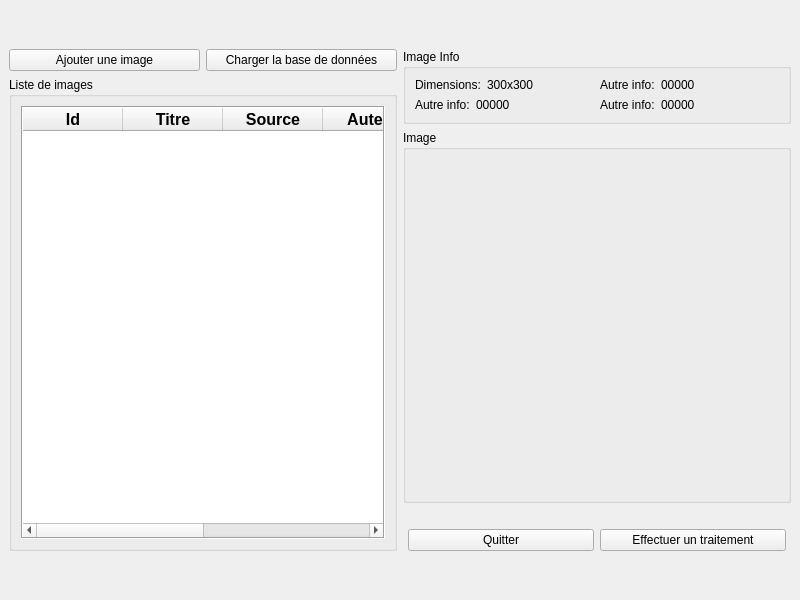
Old version of the form ui/listwindow.ui in the repository konstantinosmelis/projet-informatique.
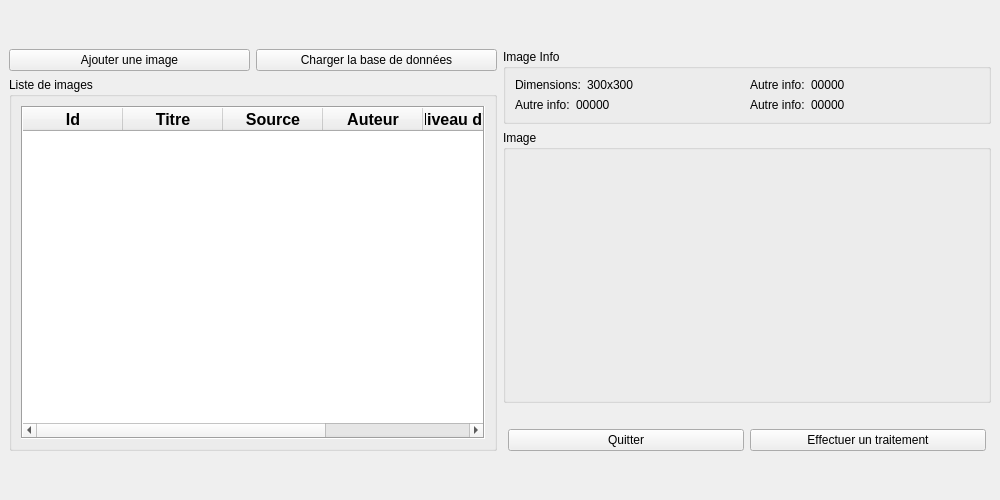
New version of the form.

Commit message: Updated window sizes

```diff
--- a/ui/listwindow.ui
+++ b/ui/listwindow.ui
@@ -6,8 +6,8 @@
    <rect>
     <x>0</x>
     <y>0</y>
-    <width>800</width>
-    <height>600</height>
+    <width>1000</width>
+    <height>500</height>
    </rect>
   </property>
   <property name="windowTitle">
```
The commit also changes 4 other files.
